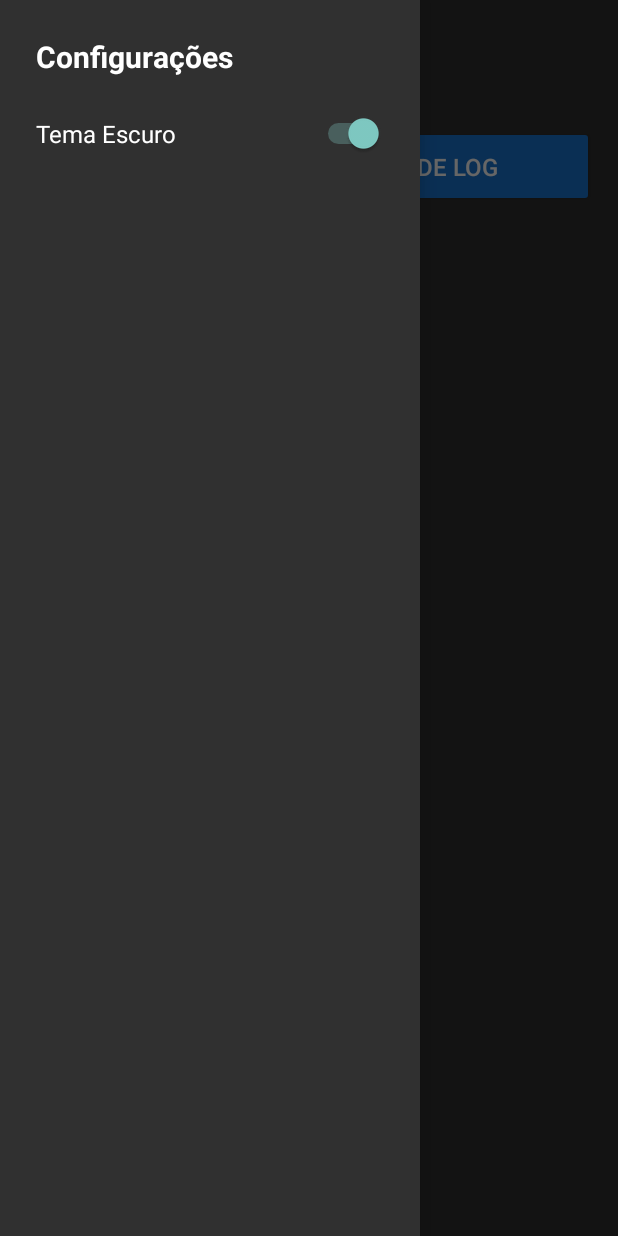
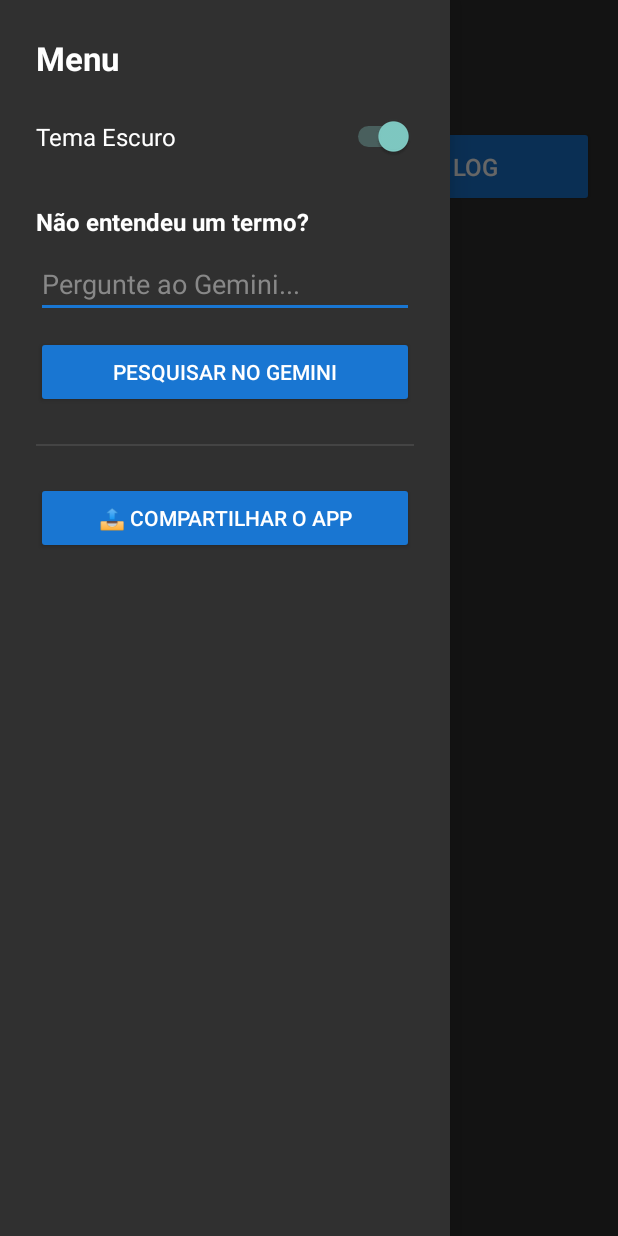
Before and after one commit to danivini14041702-svg/LogReaderNative, an Android app: the screen it shows after launch (MainActivity), with the side drawer open, on a phone screen of 412 x 824 dp. Run offline under Robolectric (Android 15) with nearby library versions, the phone set to English and light mode, and no system bars.

Commit message:
Revise layout for activity_main.xml
Updated layout elements including button texts, text sizes, and added new components for user interaction.

```diff
--- a/app/src/main/res/layout/activity_main.xml
+++ b/app/src/main/res/layout/activity_main.xml
@@ -6,7 +6,6 @@
     android:layout_width="match_parent"
     android:layout_height="match_parent">
 
-    <!-- CONTEÚDO PRINCIPAL (TELA 1) -->
     <LinearLayout
         android:layout_width="match_parent"
         android:layout_height="match_parent"
@@ -71,9 +70,8 @@
         </ScrollView>
     </LinearLayout>
 
-    <!-- MENU LATERAL (SANDUÍCHE) -->
     <LinearLayout
-        android:layout_width="280dp"
+        android:layout_width="300dp"
         android:layout_height="match_parent"
         android:layout_gravity="start"
         android:background="?android:attr/colorBackground"
@@ -83,9 +81,9 @@
         <TextView
             android:layout_width="wrap_content"
             android:layout_height="wrap_content"
-            android:text="Configurações"
+            android:text="Menu"
             android:textColor="?android:attr/textColorPrimary"
-            android:textSize="20sp"
+            android:textSize="22sp"
             android:textStyle="bold"
             android:layout_marginBottom="24dp"/>
 
@@ -95,7 +93,52 @@
             android:layout_height="wrap_content"
             android:text="Tema Escuro"
             android:textColor="?android:attr/textColorPrimary"
-            android:textSize="16sp" />
+            android:textSize="16sp"
+            android:layout_marginBottom="32dp"/>
+
+        <TextView
+            android:layout_width="wrap_content"
+            android:layout_height="wrap_content"
+            android:text="Não entendeu um termo?"
+            android:textColor="?android:attr/textColorPrimary"
+            android:textSize="16sp"
+            android:textStyle="bold"
+            android:layout_marginBottom="8dp"/>
+
+        <EditText
+            android:id="@+id/edtGemini"
+            android:layout_width="match_parent"
+            android:layout_height="wrap_content"
+            android:hint="Pergunte ao Gemini..."
+            android:textColorHint="#888888"
+            android:textColor="?android:attr/textColorPrimary"
+            android:backgroundTint="#1976D2"
+            android:inputType="text"
+            android:layout_marginBottom="12dp"/>
+
+        <Button
+            android:id="@+id/btnPerguntarGemini"
+            android:layout_width="match_parent"
+            android:layout_height="wrap_content"
+            android:text="Pesquisar no Gemini"
+            android:textColor="#FFFFFF"
+            android:backgroundTint="#1976D2"
+            android:layout_marginBottom="24dp"/>
+
+        <View
+            android:layout_width="match_parent"
+            android:layout_height="1dp"
+            android:background="#444444"
+            android:layout_marginBottom="24dp"/>
+
+        <Button
+            android:id="@+id/btnCompartilharApp"
+            android:layout_width="match_parent"
+            android:layout_height="wrap_content"
+            android:text="📤 Compartilhar o App"
+            android:textColor="#FFFFFF"
+            android:backgroundTint="#1976D2"/>
+
     </LinearLayout>
 
 </androidx.drawerlayout.widget.DrawerLayout>
```
